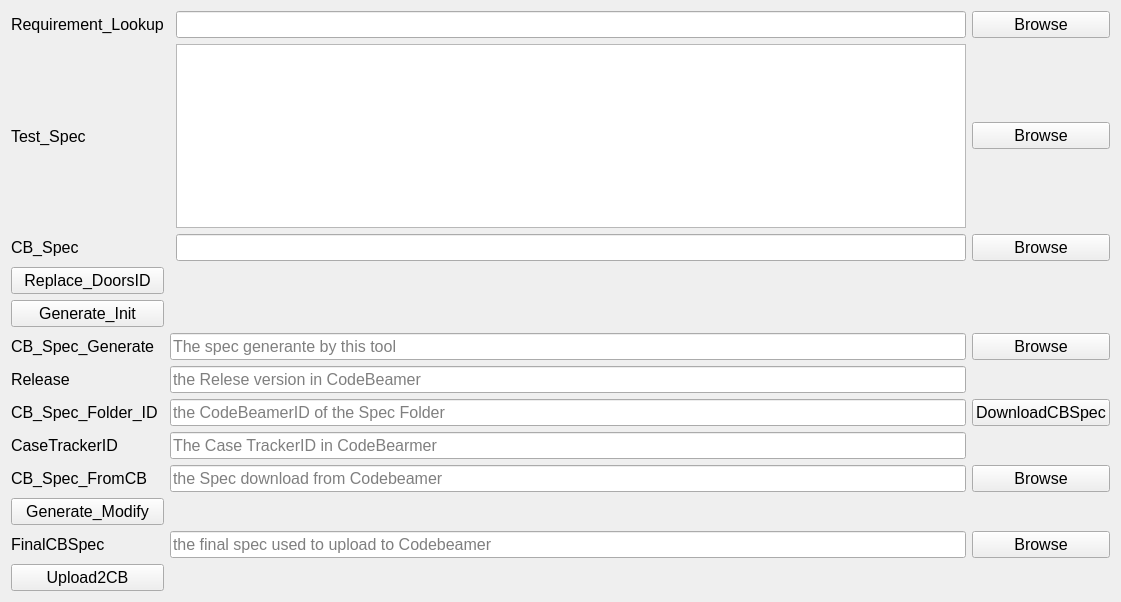
First picture: the form in CB_Spec_Tool/Ui_CB_Spec_Tool.ui, repository victoryang126/MiniTool_SWV, before the edit.
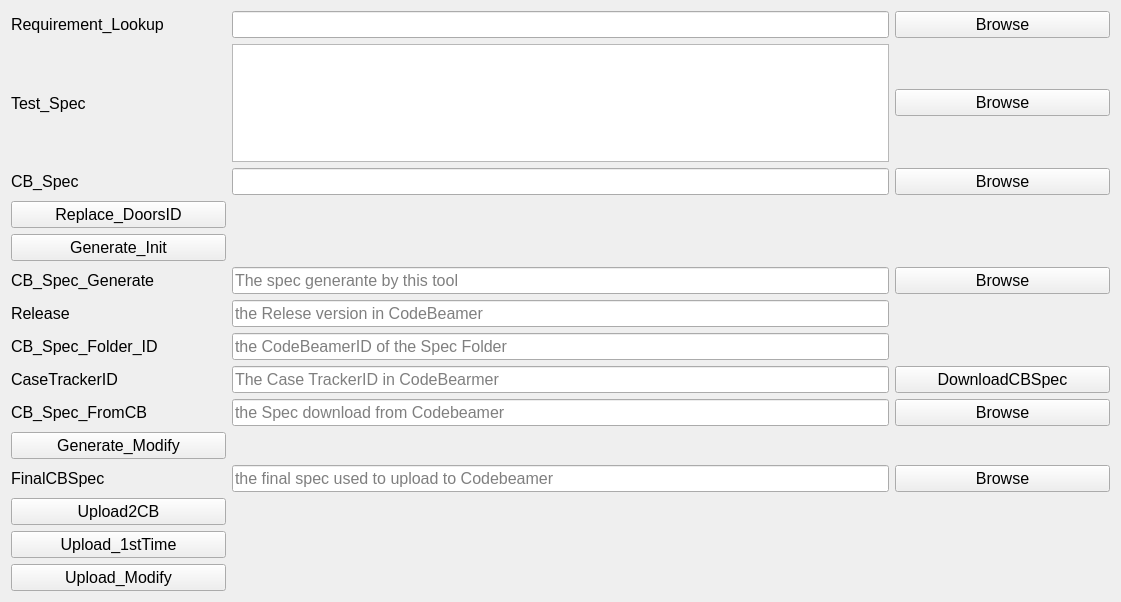
Second picture: the form after the edit.

Commit message: add button updload report directly

Patch:
```diff
--- a/CB_Spec_Tool/Ui_CB_Spec_Tool.ui
+++ b/CB_Spec_Tool/Ui_CB_Spec_Tool.ui
@@ -13,9 +13,9 @@
   <property name="windowTitle">
    <string>CB_Spec_Tool</string>
   </property>
-  <layout class="QGridLayout" name="gridLayout">
-   <item row="9" column="3">
-    <widget class="QPushButton" name="BT_CB_Spec_FromCB">
+  <layout class="QGridLayout" name="gridLayout" columnstretch="0,0,0,0,0">
+   <item row="11" column="1" colspan="3">
+    <widget class="QLineEdit" name="LE_FinalCBSpec">
      <property name="font">
       <font>
        <pointsize>12</pointsize>
@@ -23,146 +23,12 @@
        <bold>false</bold>
       </font>
      </property>
-     <property name="text">
-      <string>Browse</string>
-     </property>
-    </widget>
-   </item>
-   <item row="7" column="1" colspan="2">
-    <widget class="QLineEdit" name="LE_CB_Spec_Folder_ID">
-     <property name="font">
-      <font>
-       <pointsize>12</pointsize>
-       <weight>50</weight>
-       <bold>false</bold>
-      </font>
-     </property>
      <property name="placeholderText">
-      <string>the CodeBeamerID of the Spec Folder </string>
+      <string>the final spec used to upload to Codebeamer</string>
      </property>
     </widget>
    </item>
-   <item row="0" column="2">
-    <widget class="QLineEdit" name="LE_LookUp">
-     <property name="font">
-      <font>
-       <pointsize>12</pointsize>
-       <weight>50</weight>
-       <bold>false</bold>
-      </font>
-     </property>
-    </widget>
-   </item>
-   <item row="1" column="2">
-    <widget class="QTextBrowser" name="textB_Test_Spec">
-     <property name="font">
-      <font>
-       <pointsize>12</pointsize>
-       <weight>50</weight>
-       <bold>false</bold>
-      </font>
-     </property>
-    </widget>
-   </item>
-   <item row="5" column="3">
-    <widget class="QPushButton" name="BT_CB_Spec_Generate">
-     <property name="font">
-      <font>
-       <pointsize>12</pointsize>
-       <weight>50</weight>
-       <bold>false</bold>
-      </font>
-     </property>
-     <property name="text">
-      <string>Browse</string>
-     </property>
-    </widget>
-   </item>
-   <item row="0" column="0">
-    <widget class="QLabel" name="Lable_LookUp">
-     <property name="font">
-      <font>
-       <pointsize>12</pointsize>
-       <weight>50</weight>
-       <bold>false</bold>
-      </font>
-     </property>
-     <property name="text">
-      <string>Requirement_Lookup</string>
-     </property>
-    </widget>
-   </item>
-   <item row="1" column="3">
-    <widget class="QPushButton" name="BT_Test_Spec">
-     <property name="font">
-      <font>
-       <pointsize>12</pointsize>
-       <weight>50</weight>
-       <bold>false</bold>
-      </font>
-     </property>
-     <property name="text">
-      <string>Browse</string>
-     </property>
-    </widget>
-   </item>
-   <item row="11" column="0">
-    <widget class="QLabel" name="Lable_FinalCBSpec">
-     <property name="font">
-      <font>
-       <pointsize>12</pointsize>
-       <weight>50</weight>
-       <bold>false</bold>
-      </font>
-     </property>
-     <property name="text">
-      <string>FinalCBSpec</string>
-     </property>
-    </widget>
-   </item>
-   <item row="5" column="1" colspan="2">
-    <widget class="QLineEdit" name="LE_CB_Spec_Generate">
-     <property name="font">
-      <font>
-       <pointsize>12</pointsize>
-       <weight>50</weight>
-       <bold>false</bold>
-      </font>
-     </property>
-     <property name="placeholderText">
-      <string>The spec generante by this tool</string>
-     </property>
-    </widget>
-   </item>
-   <item row="11" column="3">
-    <widget class="QPushButton" name="BT_FinalCBSpec">
-     <property name="font">
-      <font>
-       <pointsize>12</pointsize>
-       <weight>50</weight>
-       <bold>false</bold>
-      </font>
-     </property>
-     <property name="text">
-      <string>Browse</string>
-     </property>
-    </widget>
-   </item>
-   <item row="6" column="1" colspan="2">
-    <widget class="QLineEdit" name="LE_Release">
-     <property name="font">
-      <font>
-       <pointsize>12</pointsize>
-       <weight>50</weight>
-       <bold>false</bold>
-      </font>
-     </property>
-     <property name="placeholderText">
-      <string>the Relese version in CodeBeamer</string>
-     </property>
-    </widget>
-   </item>
-   <item row="9" column="1" colspan="2">
+   <item row="9" column="1" colspan="3">
     <widget class="QLineEdit" name="LE_CB_Spec_FromCB">
      <property name="font">
       <font>
@@ -176,6 +42,34 @@
      </property>
     </widget>
    </item>
+   <item row="2" column="0">
+    <widget class="QLabel" name="Lable_CB_Spec">
+     <property name="font">
+      <font>
+       <pointsize>12</pointsize>
+       <weight>50</weight>
+       <bold>false</bold>
+      </font>
+     </property>
+     <property name="text">
+      <string>CB_Spec</string>
+     </property>
+    </widget>
+   </item>
+   <item row="13" column="0">
+    <widget class="QPushButton" name="BT_Upload2CB_1stTime">
+     <property name="font">
+      <font>
+       <pointsize>12</pointsize>
+       <weight>50</weight>
+       <bold>false</bold>
+      </font>
+     </property>
+     <property name="text">
+      <string>Upload_1stTime</string>
+     </property>
+    </widget>
+   </item>
    <item row="3" column="0">
     <widget class="QPushButton" name="BT_Replace_DoosID">
      <property name="font">
@@ -190,8 +84,22 @@
      </property>
     </widget>
    </item>
-   <item row="7" column="3">
-    <widget class="QPushButton" name="BT_DownloadCBSpec">
+   <item row="5" column="1" colspan="3">
+    <widget class="QLineEdit" name="LE_CB_Spec_Generate">
+     <property name="font">
+      <font>
+       <pointsize>12</pointsize>
+       <weight>50</weight>
+       <bold>false</bold>
+      </font>
+     </property>
+     <property name="placeholderText">
+      <string>The spec generante by this tool</string>
+     </property>
+    </widget>
+   </item>
+   <item row="5" column="4">
+    <widget class="QPushButton" name="BT_CB_Spec_Generate">
      <property name="font">
       <font>
        <pointsize>12</pointsize>
@@ -200,11 +108,11 @@
       </font>
      </property>
      <property name="text">
-      <string>DownloadCBSpec</string>
+      <string>Browse</string>
      </property>
     </widget>
    </item>
-   <item row="2" column="2">
+   <item row="2" column="1" colspan="3">
     <widget class="QLineEdit" name="LE_CB_Spec">
      <property name="font">
       <font>
@@ -215,8 +123,8 @@
      </property>
     </widget>
    </item>
-   <item row="6" column="0">
-    <widget class="QLabel" name="Lable_Release">
+   <item row="11" column="4">
+    <widget class="QPushButton" name="BT_FinalCBSpec">
      <property name="font">
       <font>
        <pointsize>12</pointsize>
@@ -225,7 +133,7 @@
       </font>
      </property>
      <property name="text">
-      <string>Release</string>
+      <string>Browse</string>
      </property>
     </widget>
    </item>
@@ -243,6 +151,34 @@
      </property>
     </widget>
    </item>
+   <item row="0" column="1" colspan="3">
+    <widget class="QLineEdit" name="LE_LookUp">
+     <property name="font">
+      <font>
+       <pointsize>12</pointsize>
+       <weight>50</weight>
+       <bold>false</bold>
+      </font>
+     </property>
+    </widget>
+   </item>
+   <item row="8" column="1" colspan="3">
+    <widget class="QLineEdit" name="LE_CaseTrackerID">
+     <property name="font">
+      <font>
+       <pointsize>12</pointsize>
+       <weight>50</weight>
+       <bold>false</bold>
+      </font>
+     </property>
+     <property name="readOnly">
+      <bool>false</bool>
+     </property>
+     <property name="placeholderText">
+      <string>The Case TrackerID in CodeBearmer</string>
+     </property>
+    </widget>
+   </item>
    <item row="4" column="0">
     <widget class="QPushButton" name="BT_Generate_Init">
      <property name="font">
@@ -257,20 +193,6 @@
      </property>
     </widget>
    </item>
-   <item row="2" column="3">
-    <widget class="QPushButton" name="BT_CB_Spec">
-     <property name="font">
-      <font>
-       <pointsize>12</pointsize>
-       <weight>50</weight>
-       <bold>false</bold>
-      </font>
-     </property>
-     <property name="text">
-      <string>Browse</string>
-     </property>
-    </widget>
-   </item>
    <item row="7" column="0">
     <widget class="QLabel" name="Lable_CB_Spec_Folder_ID">
      <property name="font">
@@ -285,7 +207,7 @@
      </property>
     </widget>
    </item>
-   <item row="0" column="3">
+   <item row="0" column="4">
     <widget class="QPushButton" name="BT_LookUp">
      <property name="font">
       <font>
@@ -299,6 +221,62 @@
      </property>
     </widget>
    </item>
+   <item row="6" column="1" colspan="3">
+    <widget class="QLineEdit" name="LE_Release">
+     <property name="font">
+      <font>
+       <pointsize>12</pointsize>
+       <weight>50</weight>
+       <bold>false</bold>
+      </font>
+     </property>
+     <property name="placeholderText">
+      <string>the Relese version in CodeBeamer</string>
+     </property>
+    </widget>
+   </item>
+   <item row="7" column="1" colspan="3">
+    <widget class="QLineEdit" name="LE_CB_Spec_Folder_ID">
+     <property name="font">
+      <font>
+       <pointsize>12</pointsize>
+       <weight>50</weight>
+       <bold>false</bold>
+      </font>
+     </property>
+     <property name="placeholderText">
+      <string>the CodeBeamerID of the Spec Folder </string>
+     </property>
+    </widget>
+   </item>
+   <item row="6" column="0">
+    <widget class="QLabel" name="Lable_Release">
+     <property name="font">
+      <font>
+       <pointsize>12</pointsize>
+       <weight>50</weight>
+       <bold>false</bold>
+      </font>
+     </property>
+     <property name="text">
+      <string>Release</string>
+     </property>
+    </widget>
+   </item>
+   <item row="0" column="0">
+    <widget class="QLabel" name="Lable_LookUp">
+     <property name="font">
+      <font>
+       <pointsize>12</pointsize>
+       <weight>50</weight>
+       <bold>false</bold>
+      </font>
+     </property>
+     <property name="text">
+      <string>Requirement_Lookup</string>
+     </property>
+    </widget>
+   </item>
    <item row="10" column="0">
     <widget class="QPushButton" name="BT_Generate_Modify">
      <property name="font">
@@ -313,8 +291,8 @@
      </property>
     </widget>
    </item>
-   <item row="2" column="0">
-    <widget class="QLabel" name="Lable_CB_Spec">
+   <item row="2" column="4">
+    <widget class="QPushButton" name="BT_CB_Spec">
      <property name="font">
       <font>
        <pointsize>12</pointsize>
@@ -323,7 +301,7 @@
       </font>
      </property>
      <property name="text">
-      <string>CB_Spec</string>
+      <string>Browse</string>
      </property>
     </widget>
    </item>
@@ -341,22 +319,8 @@
      </property>
     </widget>
    </item>
-   <item row="11" column="1" colspan="2">
-    <widget class="QLineEdit" name="LE_FinalCBSpec">
-     <property name="font">
-      <font>
-       <pointsize>12</pointsize>
-       <weight>50</weight>
-       <bold>false</bold>
-      </font>
-     </property>
-     <property name="placeholderText">
-      <string>the final spec used to upload to Codebeamer</string>
-     </property>
-    </widget>
-   </item>
-   <item row="5" column="0">
-    <widget class="QLabel" name="Lable_CB_Spec_Generate">
+   <item row="1" column="4">
+    <widget class="QPushButton" name="BT_Test_Spec">
      <property name="font">
       <font>
        <pointsize>12</pointsize>
@@ -365,7 +329,7 @@
       </font>
      </property>
      <property name="text">
-      <string>CB_Spec_Generate</string>
+      <string>Browse</string>
      </property>
     </widget>
    </item>
@@ -383,6 +347,59 @@
      </property>
     </widget>
    </item>
+   <item row="5" column="0">
+    <widget class="QLabel" name="Lable_CB_Spec_Generate">
+     <property name="font">
+      <font>
+       <pointsize>12</pointsize>
+       <weight>50</weight>
+       <bold>false</bold>
+      </font>
+     </property>
+     <property name="text">
+      <string>CB_Spec_Generate</string>
+     </property>
+    </widget>
+   </item>
+   <item row="11" column="0">
+    <widget class="QLabel" name="Lable_FinalCBSpec">
+     <property name="font">
+      <font>
+       <pointsize>12</pointsize>
+       <weight>50</weight>
+       <bold>false</bold>
+      </font>
+     </property>
+     <property name="text">
+      <string>FinalCBSpec</string>
+     </property>
+    </widget>
+   </item>
+   <item row="1" column="1" colspan="3">
+    <widget class="QTextBrowser" name="textB_Test_Spec">
+     <property name="font">
+      <font>
+       <pointsize>12</pointsize>
+       <weight>50</weight>
+       <bold>false</bold>
+      </font>
+     </property>
+    </widget>
+   </item>
+   <item row="9" column="4">
+    <widget class="QPushButton" name="BT_CB_Spec_FromCB">
+     <property name="font">
+      <font>
+       <pointsize>12</pointsize>
+       <weight>50</weight>
+       <bold>false</bold>
+      </font>
+     </property>
+     <property name="text">
+      <string>Browse</string>
+     </property>
+    </widget>
+   </item>
    <item row="12" column="0">
     <widget class="QPushButton" name="BT_Upload2CB">
      <property name="font">
@@ -397,8 +414,8 @@
      </property>
     </widget>
    </item>
-   <item row="8" column="1" colspan="2">
-    <widget class="QLineEdit" name="LE_CaseTrackerID">
+   <item row="14" column="0">
+    <widget class="QPushButton" name="BT_Upload2CB_Modify">
      <property name="font">
       <font>
        <pointsize>12</pointsize>
@@ -406,11 +423,22 @@
        <bold>false</bold>
       </font>
      </property>
-     <property name="readOnly">
-      <bool>false</bool>
+     <property name="text">
+      <string>Upload_Modify</string>
      </property>
-     <property name="placeholderText">
-      <string>The Case TrackerID in CodeBearmer</string>
+    </widget>
+   </item>
+   <item row="8" column="4">
+    <widget class="QPushButton" name="BT_DownloadCBSpec">
+     <property name="font">
+      <font>
+       <pointsize>12</pointsize>
+       <weight>50</weight>
+       <bold>false</bold>
+      </font>
+     </property>
+     <property name="text">
+      <string>DownloadCBSpec</string>
      </property>
     </widget>
    </item>
```
The commit also changes 3 other files.
